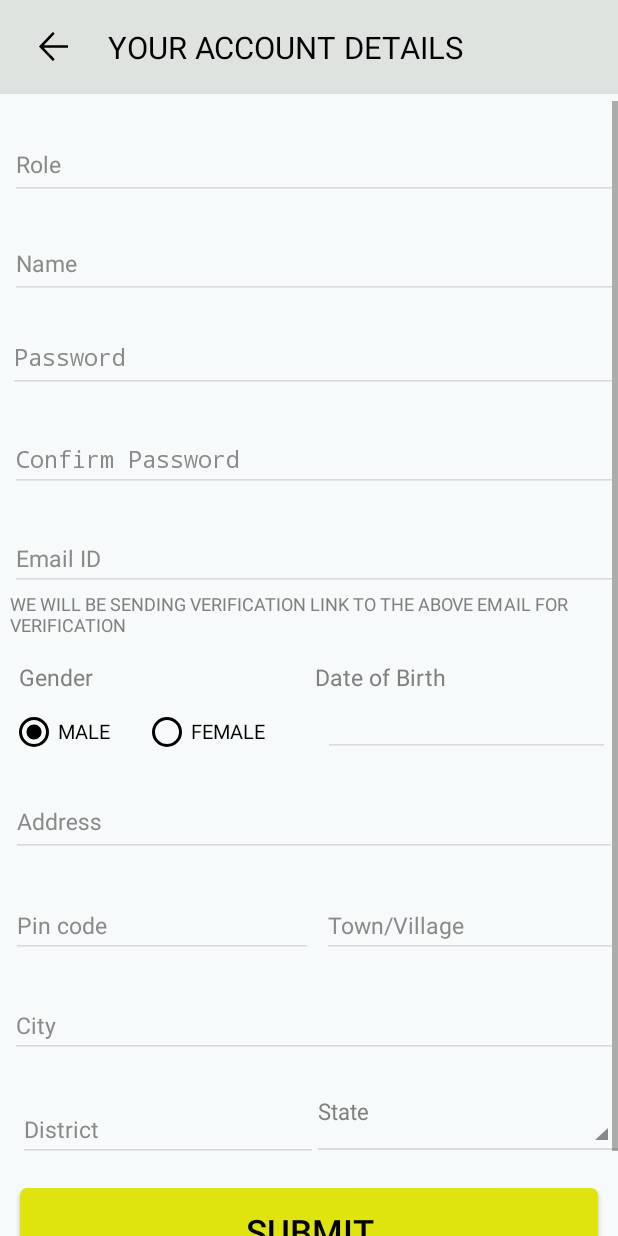
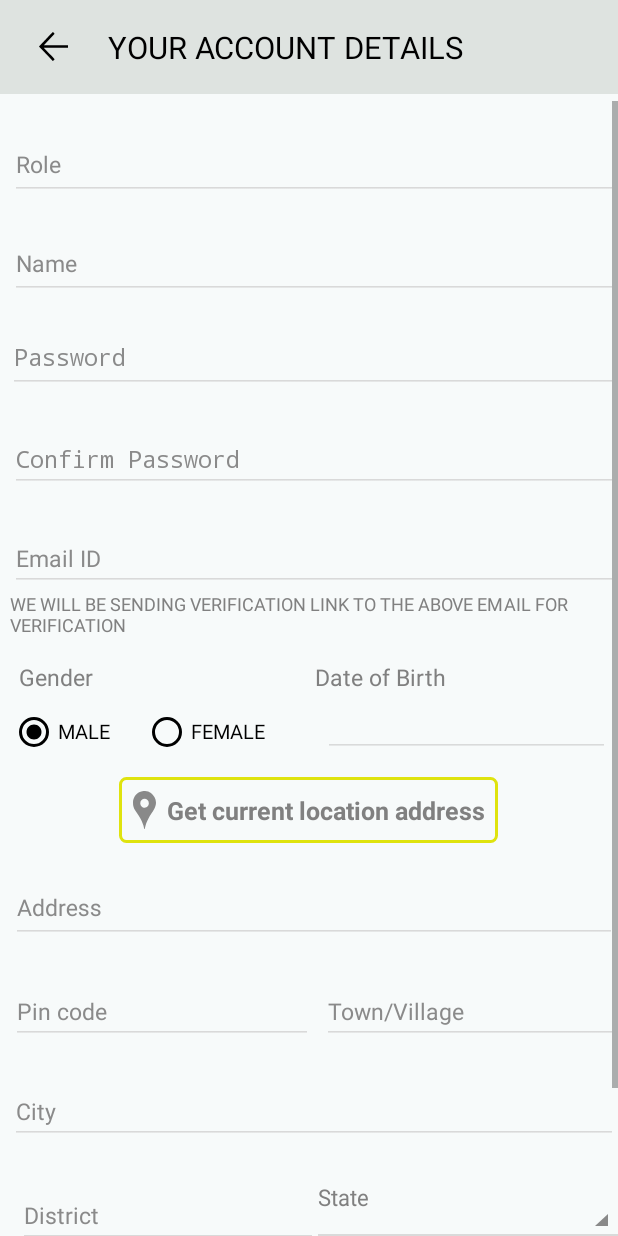
Before and after one commit to vinodbalakumar/kallakuri-group, an Android app: the Account_setup screen opened directly, with no data from a screen before it, on a phone screen of 412 x 824 dp. Run offline under Robolectric (Android 15) with nearby library versions, the phone set to English and light mode, and no system bars; our stand-ins replace sdp/ssp sizes; libraries missing offline, so code that uses them is left out: com.j256.ormlite; 1 statement that could not run was skipped.

Commit message:
Colors changed

```diff
--- a/app/src/main/java/com/example/kallakurigroup/activity/Account_setup.java
+++ b/app/src/main/java/com/example/kallakurigroup/activity/Account_setup.java
@@ -63,6 +63,7 @@ public class Account_setup extends Activity {
     SharedPreferences.Editor editor;
     String PREFERENCE = "KALLAKURI";
     Button submit;
+    TextView textRefreshAddress;
     RelativeLayout left_lay;
     EditText fname_et;
     EditText password_et;
@@ -127,6 +128,7 @@ public class Account_setup extends Activity {
 
         String date = day+"/"+(month + 1)+"/"+year;
         user_DOB = date;
+        textRefreshAddress = (TextView) findViewById(R.id.textRefreshAddress);
         submit = (Button) this.findViewById(R.id.submit_btn_accntsetup);
         left_lay = (RelativeLayout) findViewById(R.id.left_lay);
         fname_et = (EditText) findViewById(R.id.account_full_name);
@@ -145,6 +147,13 @@ public class Account_setup extends Activity {
         role_et = (EditText) findViewById(R.id.roleName);
         role_et.setText(roleNameClicked);
         gender = toggle_male.getText().toString();
+
+        textRefreshAddress.setOnClickListener(new View.OnClickListener() {
+            @Override
+            public void onClick(View view) {
+                locationFetching();
+            }
+        });
 
         header_text.setText(getString(R.string.businessDetails));
         final String[] items = getResources().getStringArray(R.array.state_arrays);
--- a/app/src/main/java/com/example/kallakurigroup/activity/CartActivity.java
+++ b/app/src/main/java/com/example/kallakurigroup/activity/CartActivity.java
@@ -199,6 +199,8 @@ public class CartActivity extends AppCompatActivity implements CartItemListener
 
         if(type.equalsIgnoreCase("plus")){
             totalAmount = totalAmount+prodPrice;
+        }else if(type.equalsIgnoreCase("delete")){
+            totalAmount = totalAmount-prodPrice;
         }else {
             totalAmount = totalAmount-prodPrice;
         }
--- a/app/src/main/java/com/example/kallakurigroup/adapters/CartAdapter.java
+++ b/app/src/main/java/com/example/kallakurigroup/adapters/CartAdapter.java
@@ -64,10 +64,10 @@ public class CartAdapter extends RecyclerView.Adapter<CartAdapter.ViewHolder> {
                 @Override
                 public void onClick(View view) {
                     int selectedCount = 0;
-                    float prodPrice = Float.parseFloat(itemView.ProductOfferPrice.getText().toString());
+                    float prodPrice = Float.parseFloat(itemView.ProductOfferPrice.getText().toString())*Integer.parseInt(itemView.quantityCount.getText().toString());
                     float selectedPrice = prodPrice*selectedCount;
                     itemView.quantityCount.setText(String.valueOf(selectedCount));
-                    cartItemListener.quantityCountChanges(getAdapterPosition(), selectedCount, selectedPrice, prodPrice, "minus");
+                    cartItemListener.quantityCountChanges(getAdapterPosition(), selectedCount, selectedPrice, prodPrice, "delete");
                     list.remove(getAdapterPosition());
                     notifyDataSetChanged();
                 }
--- a/app/src/main/res/layout/account_set.xml
+++ b/app/src/main/res/layout/account_set.xml
@@ -253,8 +253,7 @@
                     android:layout_marginTop="10dp"
                     android:weightSum="1"
                     android:layout_weight="1"
-                    android:nextFocusDown="@+id/dob_et"
-                    >
+                    android:nextFocusDown="@+id/dob_et">
                     <RadioButton
                         android:layout_width="wrap_content"
                         android:layout_height="30dp"
@@ -281,6 +280,7 @@
                         android:layout_marginLeft="5dp"
                         android:layout_weight="0.5" />
                 </LinearLayout>
+
 
                 <TextView
                     android:layout_height="wrap_content"
@@ -319,6 +319,23 @@
 
             </LinearLayout>
 
+
+            <TextView
+                android:id="@+id/textRefreshAddress"
+                android:layout_width="wrap_content"
+                android:layout_height="wrap_content"
+                android:text="@string/fetchCurrentLoc"
+                android:textColor="@color/grey"
+                android:layout_marginTop="@dimen/_10sdp"
+                android:layout_marginHorizontal="@dimen/_10sdp"
+                android:padding="@dimen/_7sdp"
+                android:gravity="center"
+                android:drawableLeft="@drawable/ic_location_icon"
+                android:drawablePadding="@dimen/_5sdp"
+                android:layout_gravity="center_horizontal"
+                android:textSize="@dimen/_13sdp"
+                android:background="@drawable/button_line_background"
+                android:textStyle="bold" />
 
             <com.google.android.material.textfield.TextInputLayout
                 android:layout_width="match_parent"
@@ -484,10 +501,10 @@
                 android:layout_gravity="center|bottom"
                 android:gravity="center"
                 android:layout_centerHorizontal="true"
-                android:textSize="@dimen/_18sdp"
+                android:textSize="@dimen/_15sdp"
                 android:padding="@dimen/_10sdp"
-                android:layout_margin="@dimen/_10sdp"
-               />
+                style="?android:attr/borderlessButtonStyle"
+                android:layout_margin="@dimen/_10sdp" />
 
             <TextView
                 android:layout_height="wrap_content"
--- a/app/src/main/res/layout/activity_forgot_password.xml
+++ b/app/src/main/res/layout/activity_forgot_password.xml
@@ -85,11 +85,11 @@
                     android:id="@+id/buttonReset"
                     android:shadowColor="#0a0707"
                     android:padding="@dimen/_10sdp"
-                    android:textSize="@dimen/_18sdp"
+                    android:textSize="@dimen/_15sdp"
+                    style="?android:attr/borderlessButtonStyle"
                     android:layout_marginTop="@dimen/_40sdp"
                     android:layout_marginLeft="@dimen/_20sdp"
-                    android:layout_marginRight="@dimen/_20sdp"
-                 />
+                    android:layout_marginRight="@dimen/_20sdp"/>
 
             </LinearLayout>
 
--- a/app/src/main/res/layout/activity_login.xml
+++ b/app/src/main/res/layout/activity_login.xml
@@ -210,7 +210,7 @@
                     android:visibility="visible"
                     android:padding="@dimen/_10sdp"
                     style="?android:attr/borderlessButtonStyle"
-                    android:textSize="@dimen/_14sdp"/>
+                    android:textSize="@dimen/_15sdp"/>
 
             </LinearLayout>
 
--- a/app/src/main/res/layout/activity_reset_password.xml
+++ b/app/src/main/res/layout/activity_reset_password.xml
@@ -67,8 +67,9 @@
             android:text="@string/SubmitCaps"
             android:padding="@dimen/_10sdp"
             android:layout_margin="@dimen/_50sdp"
+            style="?android:attr/borderlessButtonStyle"
             android:background="@drawable/button_background"
-            android:textSize="@dimen/_14sdp"/>
+            android:textSize="@dimen/_15sdp"/>
 
     </LinearLayout>
 </RelativeLayout>
--- a/app/src/main/res/layout/activity_rolespage.xml
+++ b/app/src/main/res/layout/activity_rolespage.xml
@@ -69,7 +69,8 @@
                 android:gravity="center"
                 android:layout_below="@+id/pmc_ll"
                 android:layout_centerHorizontal="true"
-                android:textSize="@dimen/_18sdp"
+                style="?android:attr/borderlessButtonStyle"
+                android:textSize="@dimen/_15sdp"
                 android:padding="@dimen/_10sdp"
                 android:layout_margin="@dimen/_10sdp" />
 
--- a/app/src/main/res/layout/activity_sign_up.xml
+++ b/app/src/main/res/layout/activity_sign_up.xml
@@ -85,7 +85,8 @@
             android:text="@string/signupSpace"
             android:padding="@dimen/_10sdp"
             android:layout_margin="@dimen/_50sdp"
+            style="?android:attr/borderlessButtonStyle"
             android:background="@drawable/button_background"
-            android:textSize="@dimen/_14sdp"/>
+            android:textSize="@dimen/_15sdp"/>
     </LinearLayout>
 </RelativeLayout>
--- a/app/src/main/res/layout/activity_verifyotp.xml
+++ b/app/src/main/res/layout/activity_verifyotp.xml
@@ -196,7 +196,8 @@
             android:text="@string/verify_otp"
             android:textColor="@color/textColor_button"
             android:background="@drawable/button_background"
-            android:textSize="@dimen/_18sdp"
+            android:textSize="@dimen/_15sdp"
+            style="?android:attr/borderlessButtonStyle"
             android:layout_margin="@dimen/_30sdp"
             android:padding="@dimen/_10sdp"
             android:gravity="center|center_horizontal" />
@@ -212,6 +213,7 @@
             android:layout_centerHorizontal="true"
             android:layout_gravity="center"
             android:gravity="center_horizontal"
+            android:visibility="gone"
             android:layout_marginLeft="10dp"
             android:textColor="@color/text_color_grey"
             android:layout_marginRight="10dp"/>
--- a/app/src/main/res/layout/cod_layout.xml
+++ b/app/src/main/res/layout/cod_layout.xml
@@ -119,6 +119,7 @@
             android:layout_below="@id/text1"
             android:layout_centerHorizontal="true"
             android:gravity="center"
+            android:visibility="gone"
             android:layout_marginTop="@dimen/_5sdp"
             android:text=""
             android:textSize="@dimen/_11sdp" />
@@ -132,6 +133,7 @@
             android:background="@drawable/button_background"
             android:textSize="@dimen/_15sdp"
             android:layout_margin="@dimen/_30sdp"
+            style="?android:attr/borderlessButtonStyle"
             android:padding="@dimen/_5sdp"
             android:gravity="center|center_horizontal" />
     </LinearLayout>
--- a/app/src/main/res/values/colors.xml
+++ b/app/src/main/res/values/colors.xml
@@ -26,6 +26,7 @@
     <color name="red">#FF0000</color>
     <color name="empty">#808080</color>
   <color name="icon_color">#898989</color>
+  <color name="price_back">#feea29</color>
     <!--<color name="buttonBack">#4aa322</color>-->
 
     <color name="colorPrimary">#dee3e0</color>
--- a/app/src/main/res/values/strings.xml
+++ b/app/src/main/res/values/strings.xml
@@ -220,6 +220,8 @@
     <string name="kk_groups_line"><u>Kallakuri Groups</u></string>
     <string name="myAccount">My Account</string>
     <string name="edit">Edit</string>
+    <string name="refresh">Refresh</string>
+    <string name="fetchCurrentLoc">Get current location address</string>
 
     <string-array name="state_arrays">
         <item>State</item>
```
Also changed, not shown: app/src/main/res/layout/activity_products_details.xml (+7 -0 lines), app/src/main/res/layout/products_row.xml (+7 -1 lines).
